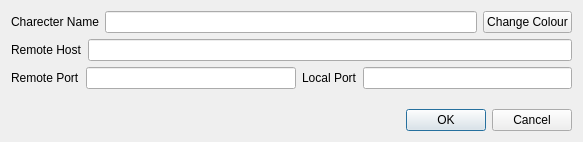
The window that src/groupmanagersettings.ui (zpc930/pandoramapper) describes before a commit, drawn with Qt 5.
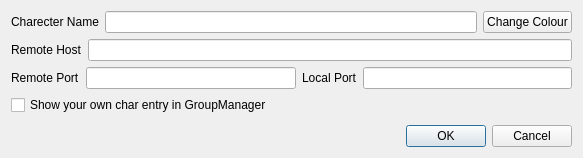
The same window after the commit.

Commit message:
* added cone to the end of the prespam line * changed group manager update rate to 500ms * added show self option to group manager settings   default is not to show your own char in group manager
* bugfixes, removed several extra lines

Patch:
```diff
--- a/src/groupmanagersettings.ui
+++ b/src/groupmanagersettings.ui
@@ -1,12 +1,12 @@
 <ui version="4.0" >
  <class>GroupManagerSettings</class>
- <widget class="QDialog" name="GroupManagerSettings" >
-  <property name="geometry" >
+ <widget class="QDialog" name="GroupManagerSettings">
+  <property name="geometry">
    <rect>
     <x>0</x>
     <y>0</y>
     <width>583</width>
-    <height>142</height>
+    <height>158</height>
    </rect>
   </property>
   <property name="sizePolicy" >
@@ -78,6 +78,13 @@
      </item>
     </layout>
    </item>
+   <item>
+    <widget class="QCheckBox" name="checkBox_showSelf">
+     <property name="text">
+      <string>Show your own char entry in GroupManager</string>
+     </property>
+    </widget>
+   </item>
    <item>
     <spacer>
      <property name="orientation" >
@@ -111,8 +118,8 @@
        <property name="orientation" >
         <enum>Qt::Horizontal</enum>
        </property>
-       <property name="standardButtons" >
-        <set>QDialogButtonBox::Cancel|QDialogButtonBox::NoButton|QDialogButtonBox::Ok</set>
+       <property name="standardButtons">
+        <set>QDialogButtonBox::Cancel|QDialogButtonBox::Ok</set>
        </property>
       </widget>
      </item>
```
Left out of the diff: 67 changed lines with no effect on the pictures. The commit also changes 18 other files.
